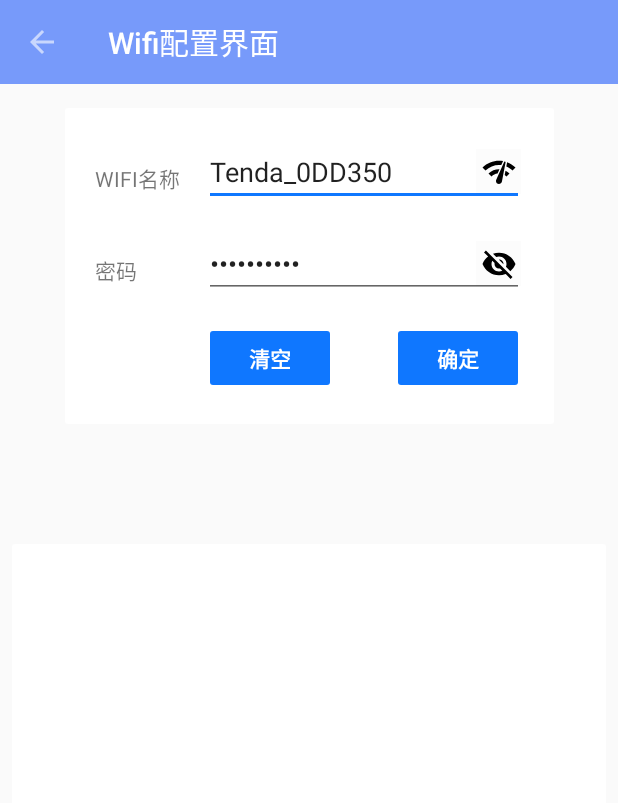
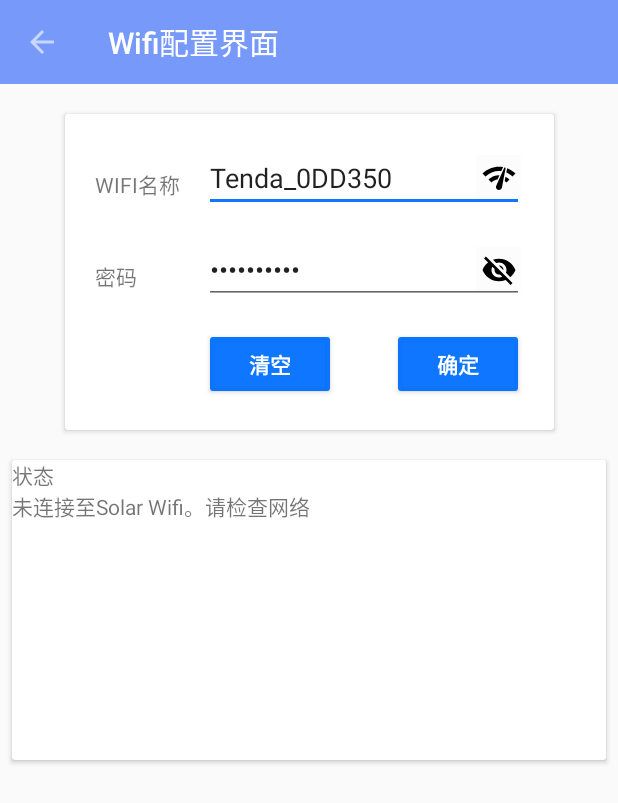
Before and after one commit to 2Beyong/StatusPageDemo, an Android app: the screen it shows after launch (WifiConfigActivity), after a tap on "Wifi配置", on a phone screen of 412 x 824 dp. Shown: the top 803 px of the screen. Run offline under Robolectric (Android 15) with nearby library versions, the phone set to English and light mode, and no system bars; libraries missing offline, so code that uses them is left out: android.support.constraint; 5 statements that could not run were skipped.

Commit message:
WifiConfig Status Notifiy.

```diff
--- a/app/src/main/AndroidManifest.xml
+++ b/app/src/main/AndroidManifest.xml
@@ -12,7 +12,7 @@
         android:roundIcon="@mipmap/ic_launcher_round"
         android:supportsRtl="true"
         android:theme="@style/AppTheme"
-        android:hardwareAccelerated="false">
+        >
         <activity android:name=".MainActivity">
             <intent-filter>
                 <action android:name="android.intent.action.MAIN" />
--- /dev/null
+++ b/app/src/main/java/com/hongon/statuspagedemo/Service/NetStatus.java
@@ -0,0 +1,175 @@
+package com.hongon.statuspagedemo.Service;
+
+import android.content.Context;
+import android.net.DhcpInfo;
+import android.net.wifi.ScanResult;
+import android.net.wifi.WifiManager;
+import android.util.Log;
+
+import java.net.DatagramPacket;
+import java.net.DatagramSocket;
+import java.net.InetAddress;
+import java.net.SocketTimeoutException;
+import java.util.ArrayList;
+import java.util.List;
+
+import static android.content.Context.WIFI_SERVICE;
+
+/**
+ * Created by CoCO on 2018/1/9.
+ */
+
+public  class NetStatus {
+
+    static final String tag = "NetStatus";
+    Context context;
+
+    private  static NetStatus instance = null;
+
+    private NetStatus(Context context){
+        this.context = context;
+    }
+
+    public static NetStatus getInstance(Context context){
+        try{
+            if(instance!=null){
+
+
+            }else {
+                synchronized (NetStatus.class){
+                    if(instance==null){
+                        instance = new NetStatus(context);
+                    }
+                }
+            }
+            return  instance;
+        }
+        catch (Exception ex){
+            ex.printStackTrace();
+        }
+        return  instance;
+    }
+    public InetAddress InverterHost ;
+    // 获取网关地址
+    public  String getAPaddress()
+    {
+        WifiManager wm =(WifiManager)context.getSystemService(WIFI_SERVICE);
+        DhcpInfo di =wm.getDhcpInfo();
+        long ip = di.gateway;
+        StringBuffer sb =new StringBuffer();
+        sb.append(String.valueOf((int)(ip&0xff)));
+        sb.append('.');
+        sb.append(String.valueOf((int)(ip>>8&0xff)));
+        sb.append('.');
+        sb.append(String.valueOf((int)(ip>>16&0xff)));
+        sb.append('.');
+        sb.append(String.valueOf((int)(ip>>24&0xff)));
+        return sb.toString();
+    }
+    //需要在新线程下运行
+    public  InetAddress SearchInverterHost()
+    {
+
+        // 第一步查询网关
+        getAPaddress();
+        if(getAPaddress().equals("10.10.100.253"))
+        {
+            // 说明网关地址就是逆变器host
+            try {
+                InverterHost = InetAddress.getByName("10.10.100.253");
+            }
+            catch (Exception ex)
+            {
+
+            }
+            return InverterHost;
+        }
+
+
+        //否则进行广播
+        try {
+
+            //
+            InetAddress host = InetAddress.getByName("255.255.255.255");
+
+            DatagramSocket ss = new DatagramSocket();
+            ss.setSoTimeout(3000);
+            // 设置发送条目
+            //byte[] mBytes = new byte[]{(byte) 0xaa, (byte) 0x55, (byte) 0xb0, (byte) 0x7F, (byte) 0x01, (byte) 0x01, (byte) 0x00, (byte) 0x02, (byte) 0x30};
+
+            String HexString = "574946494b49542d3231343032382d52454144";
+            byte[] mBytes = hexStringToBytes(HexString);
+            DatagramPacket request = new DatagramPacket(mBytes, mBytes.length,host,48899 );
+
+            DatagramPacket response = new DatagramPacket(new byte[1024],1024);
+            //发送
+            ss.send(request);
+            ss.receive(response);
+            // 解析response;
+            String str = new String(response.getData(),"ASCII");
+
+            String resultStr =str.substring(0,str.indexOf(0x2c));
+
+            //
+            Log.d(tag,"IP is ." +resultStr);
+            // to InetADDRESS;
+            InverterHost =InetAddress.getByName(resultStr);
+            return InverterHost;
+        }
+        catch (SocketTimeoutException ex)
+        {
+            Log.d(tag,"Time out .");
+            Log.d(tag,"Try Again .");
+            return SearchInverterHost();
+
+        }
+        catch (Exception ex) {
+            ex.printStackTrace();
+            Log.d(tag,"get Inverter Host Failure");
+
+        }
+        return null;
+    }
+
+    // hexStringToBytes
+    public  byte[] hexStringToBytes(String s)
+    {
+        if(s==null||s.equals(""))
+        {
+            return null;
+        }
+
+        s=s.toUpperCase();
+        int length =s.length()/2;
+        char[] hexchars= s.toCharArray();
+        byte[] d = new byte[length];
+        for(int i=0;i<length;++i)
+        {
+            int pos = i*2;
+            d[i]=(byte)(charToByte(hexchars[pos])<<4|charToByte(hexchars[pos+1]));
+        }
+        return  d;
+    }
+
+    //
+    // 获取wifi的项目 需要打开gps功能
+    public List<String> getWifiList()
+    {
+
+        WifiManager wm = (WifiManager) context.getSystemService(Context.WIFI_SERVICE);
+        //wm.startScan();
+        List<ScanResult> WifiList = wm.getScanResults();
+        Log.e("getWifiList","WifiListsize:"+WifiList.size());
+        List<String> SSIDlist = new ArrayList<>();
+        for(int i =0;i<WifiList.size();++i)
+        {
+            SSIDlist.add(  WifiList.get(i).SSID);
+
+        }
+        return SSIDlist;
+    }
+    private  byte charToByte(char c)
+    {
+        return (byte)"0123456789ABCDEF".indexOf(c);
+    }
+}
--- a/app/src/main/java/com/hongon/statuspagedemo/StatusFragment.java
+++ b/app/src/main/java/com/hongon/statuspagedemo/StatusFragment.java
@@ -217,7 +217,9 @@ public class StatusFragment extends Fragment{
             getActivity().runOnUiThread(new Runnable() {
                 @Override
                 public void run() {
-                    rec.getAdapter().notifyDataSetChanged();
+                    CardAdapter adapter =(CardAdapter) rec.getAdapter();
+                    adapter.NotifySubRecyclerView();
+
                 }
             });
 
--- a/app/src/main/java/com/hongon/statuspagedemo/View/MonitorDialog.java
+++ b/app/src/main/java/com/hongon/statuspagedemo/View/MonitorDialog.java
@@ -37,7 +37,7 @@ public class MonitorDialog extends Dialog {
         window.setContentView(R.layout.monitordialog_layout);
         Display d = window.getWindowManager().getDefaultDisplay();
         WindowManager.LayoutParams lp = window.getAttributes();
-        lp.width = (int)(d.getWidth()*0.8);
+        lp.width = (int)(d.getWidth()*0.9);
         window.setAttributes(lp);
 
         //setContentView(R.layout.card_menu);
--- a/app/src/main/java/com/hongon/statuspagedemo/WifiConfigActivity.java
+++ b/app/src/main/java/com/hongon/statuspagedemo/WifiConfigActivity.java
@@ -22,9 +22,11 @@ import android.view.View;
 import android.widget.Button;
 import android.widget.EditText;
 import android.widget.ImageButton;
+import android.widget.TextView;
 import android.widget.Toast;
 
 import com.hongon.statuspagedemo.R;
+import com.hongon.statuspagedemo.Service.NetStatus;
 
 import java.io.IOException;
 import java.util.ArrayList;
@@ -38,11 +40,24 @@ import okhttp3.RequestBody;
 import okhttp3.Response;
 
 /**
+ * 配置逆变器的wifi功能
+ *
+ * 首先在该活动创建时检测本机的wifi是否打开，网关是否是10.10.100.253
+ * 将结果打印在日志上作为提示。
+ * 点击确定键后发送Wifi名称与密码，选择的默认加密方式为wpk，所以如果是极路由器是其他的加密方式会有问题。
+ * 目前使用开放的http服务器进行路由器的配置。实际上可以选用UDP发送命令的方式，未来可以改进。
+ * 当接收到返回200 ok 的报文，说明逆变器收到命令，开始进行复位，无论成功与否，都会关闭既有的solarWifi连接。
+ * 因此此时可以提示用户跳转，或者提供转到wifi设置的页面。
  * Created by Admin on 2018/1/3.
  */
 
 public class WifiConfigActivity extends AppCompatActivity {
     final String Tag = "WifiConfigActivity";
+
+    //---
+
+    TextView logView;
+    //---
     @Override
     protected void onCreate(@Nullable Bundle savedInstanceState) {
         super.onCreate(savedInstanceState);
@@ -52,9 +67,11 @@ public class WifiConfigActivity extends AppCompatActivity {
         getSupportActionBar().setTitle("Wifi配置界面");
         ActionBar T = getSupportActionBar();
         T.setDisplayHomeAsUpEnabled(true);
-
         //
         initEditText();
+        //
+        initNetStatus();
+
 
 
 
@@ -143,27 +160,12 @@ public class WifiConfigActivity extends AppCompatActivity {
 
     }
 
-    //
-    public List<String> getWifiList()
-    {
-        //不晓得为何一定要挂在应用Context下
-        //说是为了避免内存泄漏
-        WifiManager wm = (WifiManager) getApplicationContext().getSystemService(Context.WIFI_SERVICE);
-        //wm.startScan();
-        List<ScanResult> WifiList = wm.getScanResults();
-        Log.e("getWifiList","WifiListsize:"+WifiList.size());
-        List<String> SSIDlist = new ArrayList<>();
-        for(int i =0;i<WifiList.size();++i)
-        {
-           SSIDlist.add(  WifiList.get(i).SSID);
 
-        }
-        return SSIDlist;
-    }
 
     //
     private void initEditText()
     {
+        logView = findViewById(R.id.LogTextView);
         EditText ssidText = findViewById(R.id.SSIDEdit);
         EditText passWordText = findViewById(R.id.passwordEdit);
         ImageButton showWifiButton = findViewById(R.id.btn_ShowWifiList);
@@ -216,7 +218,7 @@ public class WifiConfigActivity extends AppCompatActivity {
 
                     //Toast.makeText(WifiConfigActivity.this,"Button Pressed. ",Toast.LENGTH_SHORT).show();
                     // item 选项
-                    List<String> itemSSID =getWifiList();
+                    List<String> itemSSID =netStatus.getWifiList();
                     Toast.makeText(WifiConfigActivity.this,"Button Pressed. "+itemSSID.size(),Toast.LENGTH_SHORT).show();
                     String items[] = new String[itemSSID.size()];
                     for (int i = 0; i < itemSSID.size(); ++i) {
@@ -252,4 +254,14 @@ public class WifiConfigActivity extends AppCompatActivity {
         });
     }
 
+    //
+    private NetStatus netStatus ;
+
+    private void initNetStatus(){
+        netStatus=NetStatus.getInstance(this);
+
+        if(!netStatus.getAPaddress().equals("10.10.100.253")){
+            logView.append("未连接至Solar Wifi。请检查网络");
+        }
+    }
 }
--- a/app/src/main/res/layout/card_item.xml
+++ b/app/src/main/res/layout/card_item.xml
@@ -11,6 +11,7 @@
         android:layout_height="wrap_content"
         android:layout_marginBottom="16dp"
         android:layout_marginEnd="8dp"
+        android:layout_marginStart="16dp"
         android:layout_marginTop="16dp"
         android:text="示例内容"
         android:textColor="?attr/editTextColor"
--- a/app/src/main/res/layout/fragment_monitor.xml
+++ b/app/src/main/res/layout/fragment_monitor.xml
@@ -126,6 +126,7 @@
 
     <com.hongon.statuspagedemo.View.BigView
         android:id="@+id/bigView"
+        android:layerType="software"
         android:layout_width="360dp"
         android:layout_height="360dp"
         android:layout_marginBottom="8dp"
--- a/app/src/main/res/layout/wifi_config_layout.xml
+++ b/app/src/main/res/layout/wifi_config_layout.xml
@@ -23,19 +23,33 @@
         android:layout_height="200dp"
         android:layout_marginEnd="8dp"
         android:layout_marginStart="8dp"
-        android:layout_marginTop="80dp"
+        android:layout_marginTop="16dp"
         app:layout_constraintEnd_toEndOf="parent"
+        app:layout_constraintHorizontal_bias="0.0"
         app:layout_constraintStart_toStartOf="parent"
-        app:layout_constraintTop_toBottomOf="@+id/cardView" />
+        app:layout_constraintTop_toBottomOf="@+id/cardView">
+
+        <TextView
+            android:id="@+id/LogTextView"
+            android:layout_width="match_parent"
+            android:layout_height="wrap_content"
+            android:text="状态\n"
+            />
+    </android.support.v7.widget.CardView>
 
     <android.support.v7.widget.CardView
         android:id="@+id/cardView"
         android:layout_width="wrap_content"
         android:layout_height="wrap_content"
-        android:layout_gravity="center"
+
         android:layout_marginEnd="8dp"
         android:layout_marginStart="8dp"
         android:layout_marginTop="16dp"
+        android:clipChildren="false"
+        android:clipToPadding="false"
+        app:cardBackgroundColor="@android:color/background_light"
+
+        app:cardUseCompatPadding="true"
         app:contentPadding="20dp"
         app:layout_constraintEnd_toEndOf="parent"
         app:layout_constraintStart_toStartOf="parent"
@@ -70,12 +84,11 @@
                 android:layout_width="wrap_content"
                 android:layout_height="wrap_content"
                 android:layout_marginStart="16dp"
-                android:layout_marginTop="64dp"
                 android:ems="10"
                 android:inputType="textPersonName"
                 android:text="Tenda_0DD350"
                 app:layout_constraintStart_toEndOf="@+id/textView"
-                app:layout_constraintTop_toBottomOf="@+id/wifi_config_toolbar" />
+                app:layout_constraintTop_toTopOf="parent" />
 
             <EditText
                 android:id="@+id/passwordEdit"
```
Also changed, not shown: app/src/main/java/com/hongon/statuspagedemo/Service/DataQueryService.java (+1 -109 lines), app/src/main/res/layout/card_menu.xml (+9 -19 lines), app/src/main/res/layout/monitordialog_layout.xml (+6 -4 lines).
